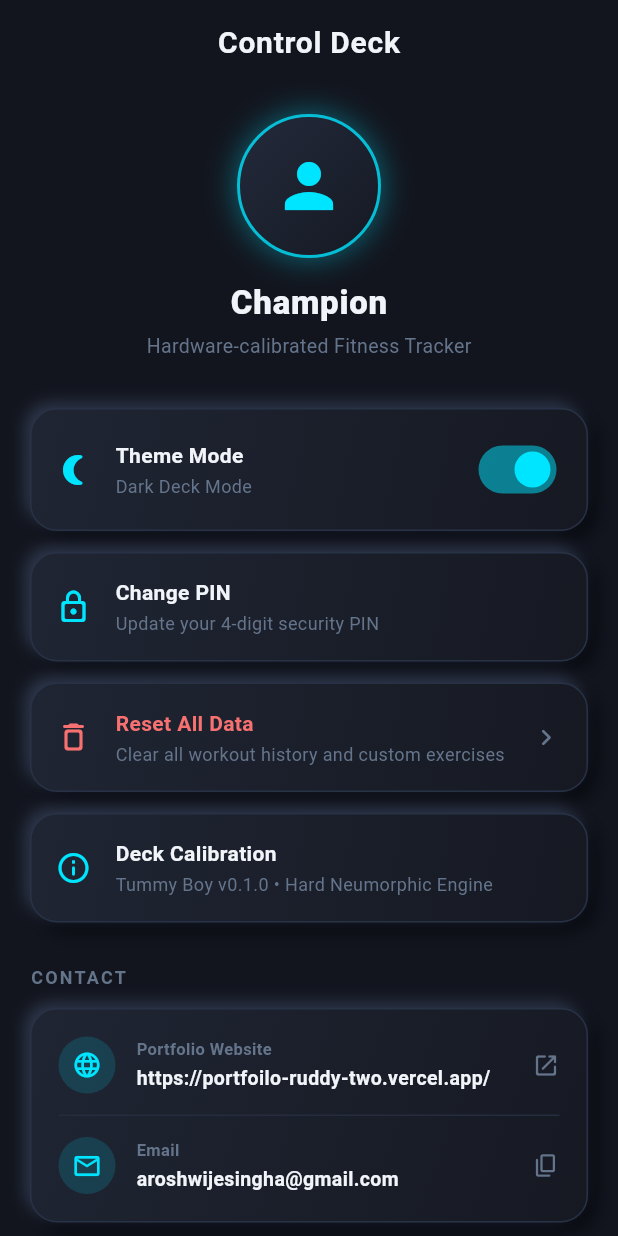
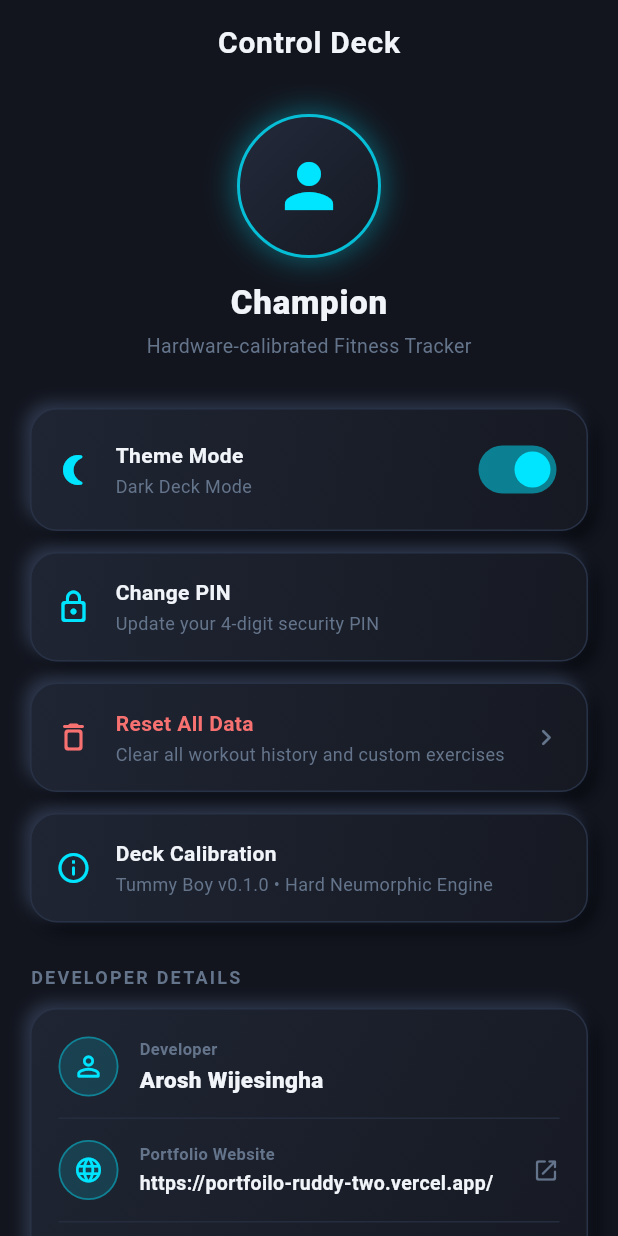
Before and after one commit to aroshwijesinghe/Tummy_boy, a Flutter app: the ProfilePage screen opened directly, on a phone screen of 412 x 824 dp. Run offline on Flutter 3.47's test engine with Material 3 defaults, Android fonts, the phone set to English and light mode, and no system bars; our stand-ins replace fl_chart, shared_preferences; accounts and stored records are empty.

Commit message:
feat(profile): display developer name Arosh Wijesingha, website and email in control deck

```diff
--- a/lib/features/profile/presentation/pages/profile_page.dart
+++ b/lib/features/profile/presentation/pages/profile_page.dart
@@ -150,11 +150,11 @@ class ProfilePage extends StatelessWidget {
             ),
             const SizedBox(height: 28),
 
-            // CONTACT DETAILS SECTION (Website & Email only)
+            // DEVELOPER DETAILS SECTION (Name, Email, Website)
             Align(
               alignment: Alignment.centerLeft,
               child: Text(
-                'CONTACT',
+                'DEVELOPER DETAILS',
                 style: TextStyle(
                   color: subCol,
                   fontWeight: FontWeight.w700,
@@ -168,7 +168,46 @@ class ProfilePage extends StatelessWidget {
               padding: const EdgeInsets.all(18),
               child: Column(
                 children: [
-                  // Website / Portfolio item
+                  // Developer Name Item
+                  Row(
+                    children: [
+                      Container(
+                        width: 40,
+                        height: 40,
+                        decoration: BoxDecoration(
+                          shape: BoxShape.circle,
+                          color: AppColors.neonCyan.withValues(alpha: 0.15),
+                          border: Border.all(color: AppColors.neonCyan.withValues(alpha: 0.4), width: 1.2),
+                        ),
+                        child: const Icon(Icons.person_outline_rounded, color: AppColors.neonCyan, size: 22),
+                      ),
+                      const SizedBox(width: 14),
+                      Expanded(
+                        child: Column(
+                          crossAxisAlignment: CrossAxisAlignment.start,
+                          children: [
+                            Text(
+                              'Developer',
+                              style: TextStyle(color: subCol, fontSize: 11, fontWeight: FontWeight.w600),
+                            ),
+                            const SizedBox(height: 2),
+                            Text(
+                              'Arosh Wijesingha',
+                              style: TextStyle(
+                                color: textCol,
+                                fontSize: 15,
+                                fontWeight: FontWeight.w800,
+                              ),
+                            ),
+                          ],
+                        ),
+                      ),
+                    ],
+                  ),
+                  const SizedBox(height: 14),
+                  Divider(color: isDark ? AppColors.borderDark : AppColors.borderLight, height: 1),
+                  const SizedBox(height: 14),
+                  // Website / Portfolio Item
                   GestureDetector(
                     onTap: () {
                       ScaffoldMessenger.of(context).showSnackBar(
@@ -182,11 +221,12 @@ class ProfilePage extends StatelessWidget {
                     child: Row(
                       children: [
                         Container(
-                          width: 38,
-                          height: 38,
+                          width: 40,
+                          height: 40,
                           decoration: BoxDecoration(
                             shape: BoxShape.circle,
                             color: AppColors.neonCyan.withValues(alpha: 0.15),
+                            border: Border.all(color: AppColors.neonCyan.withValues(alpha: 0.4), width: 1.2),
                           ),
                           child: const Icon(Icons.language_rounded, color: AppColors.neonCyan, size: 20),
                         ),
@@ -219,7 +259,7 @@ class ProfilePage extends StatelessWidget {
                   const SizedBox(height: 14),
                   Divider(color: isDark ? AppColors.borderDark : AppColors.borderLight, height: 1),
                   const SizedBox(height: 14),
-                  // Email item
+                  // Email Item
                   GestureDetector(
                     onTap: () {
                       ScaffoldMessenger.of(context).showSnackBar(
@@ -233,11 +273,12 @@ class ProfilePage extends StatelessWidget {
                     child: Row(
                       children: [
                         Container(
-                          width: 38,
-                          height: 38,
+                          width: 40,
+                          height: 40,
                           decoration: BoxDecoration(
                             shape: BoxShape.circle,
                             color: AppColors.neonCyan.withValues(alpha: 0.15),
+                            border: Border.all(color: AppColors.neonCyan.withValues(alpha: 0.4), width: 1.2),
                           ),
                           child: const Icon(Icons.email_outlined, color: AppColors.neonCyan, size: 20),
                         ),
```
